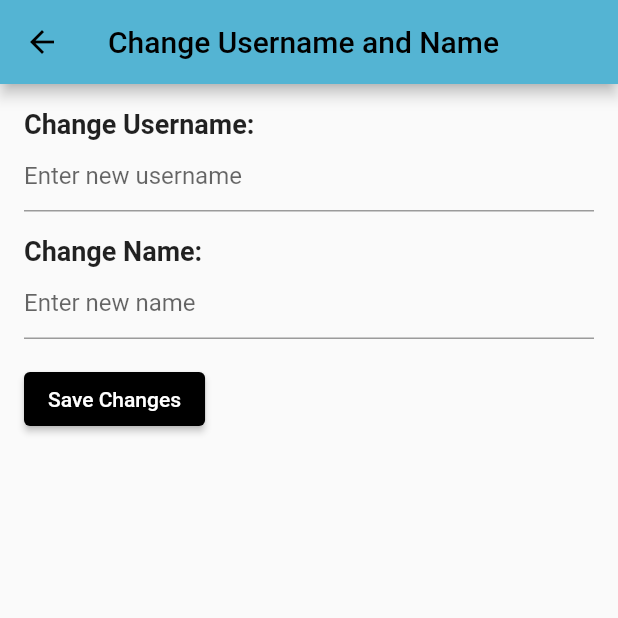
After one commit to Srikar-D-Palmite/EduClip, a Flutter app: the ChangeUsernamePage screen opened directly, after a tap on "Save Changes", on a phone screen of 412 x 824 dp, the top half of it. The commit adds this screen. Run offline on Flutter 3.47's test engine with Material 2 defaults, Android fonts, the phone set to English and light mode, and no system bars; our stand-ins replace cloud_firestore, firebase_auth, firebase_core, google_sign_in, video_player; accounts and stored records are empty.

Commit message:
Change username ui

```diff
--- /dev/null
+++ b/lib/change_username_page.dart
@@ -0,0 +1,156 @@
+import 'package:flutter/material.dart';
+import 'package:firebase_auth/firebase_auth.dart';
+import 'package:cloud_firestore/cloud_firestore.dart';
+
+class ChangeUsernamePage extends StatefulWidget {
+  const ChangeUsernamePage({Key? key}) : super(key: key);
+  @override
+  _ChangeUsernamePageState createState() => _ChangeUsernamePageState();
+}
+
+class _ChangeUsernamePageState extends State<ChangeUsernamePage> {
+  String _newUsername = '';
+  String _newName = '';
+  String _errorMessage = '';
+  bool _isLoading =false;
+  final _formKey = GlobalKey<FormState>();
+
+  void _saveChanges(BuildContext context) {
+    final form = _formKey.currentState;
+    if (form!.validate()) {
+      form.save();
+      setState(() {
+         _isLoading = true;
+      });
+           _updateUserInformation();
+         setState(() {
+         _isLoading = false;
+       });
+      Navigator.pop(context, _newUsername);
+    }
+  }
+
+  Future<void> _updateUserInformation() async {
+    try {
+      final user = FirebaseAuth.instance.currentUser;
+      if (user != null) {
+        final userId = user.uid;
+
+        // Check if the new username already exists in Firestore
+        final usernameSnapshot = await FirebaseFirestore.instance
+            .collection('users')
+            .where('username', isEqualTo: _newUsername)
+            .get();
+        if (usernameSnapshot.docs.isNotEmpty) {
+          setState(() {
+            _errorMessage = 'Username already exists';
+          });
+          return; // Exit the function if there's an error
+        }
+
+        // Update the user's username and name in Firestore
+        await FirebaseFirestore.instance.collection('users').doc(userId).update({
+          'username': _newUsername,
+          'Name': _newName,
+        });
+
+        setState(() {
+          _errorMessage = '';
+        });
+        Navigator.of(context).pop(); // Return to the previous page
+      }
+    } catch (e) {
+      setState(() {
+        _errorMessage = 'An error occurred. Please try again later.';
+      });
+    }
+  }
+
+  @override
+  Widget build(BuildContext context) {
+    return Scaffold(
+      appBar: AppBar(
+        title: Text('Change Username and Name',
+            style: TextStyle(
+                color: Theme.of(context).brightness == Brightness.dark
+                    ? Colors.white
+                    : Colors.black)),
+        iconTheme: IconThemeData(
+            color: Theme.of(context).brightness == Brightness.dark
+                ? Colors.white
+                : Colors.black),
+        backgroundColor: Theme.of(context).colorScheme.secondary,
+      ),
+      body: Padding(
+        padding: const EdgeInsets.all(16.0),
+        child: Column(
+          crossAxisAlignment: CrossAxisAlignment.start,
+          children: [
+            const Text(
+              'Change Username:',
+              style: TextStyle(
+                fontSize: 18.0,
+                fontWeight: FontWeight.bold,
+              ),
+            ),
+            TextFormField(
+              onChanged: (value) {
+                setState(() {
+                  _newUsername = value;
+                });
+              },
+              decoration: const InputDecoration(
+                hintText: 'Enter new username',
+              ),
+              validator: (value) {
+                if (value?.isEmpty ?? true) {
+                  return 'Please enter a new username';
+                }
+                return null;
+              },
+            ),
+            const SizedBox(height: 16.0),
+            const Text(
+              'Change Name:',
+              style: TextStyle(
+                fontSize: 18.0,
+                fontWeight: FontWeight.bold,
+              ),
+            ),
+            TextFormField(
+              onChanged: (value) {
+                setState(() {
+                  _newName = value;
+                });
+              },
+              decoration: const InputDecoration(
+                hintText: 'Enter new name',
+              ),
+              validator: (value) {
+                if (value?.isEmpty ?? true) {
+                  return 'Please enter a new name';
+                }
+                return null;
+              },
+            ),
+            const SizedBox(height: 16.0),
+            ElevatedButton(
+               key: const Key('saveChangesButton'),
+              onPressed: () => _saveChanges(context),
+              style: ElevatedButton.styleFrom(
+                 backgroundColor: Colors.black, // Background color
+                ),
+              child: const Text('Save Changes'),
+
+            ),
+            if (_errorMessage.isNotEmpty)
+              Text(
+                _errorMessage,
+                style: const TextStyle(color: Colors.red),
+              ),
+          ],
+        ),
+      ),
+    );
+  }
+}
--- a/lib/settings.dart
+++ b/lib/settings.dart
@@ -1,9 +1,10 @@
+import 'change_username_page.dart';
 import 'package:flutter/material.dart';
 import 'main.dart';
 import 'package:firebase_auth/firebase_auth.dart';
-import 'change_password.dart';
 
 class SettingsPage extends StatefulWidget {
+  const SettingsPage({Key? key}) : super(key: key);
   @override
   _SettingsPageState createState() => _SettingsPageState();
 }
@@ -86,13 +87,20 @@ class _SettingsPageState extends State<SettingsPage> {
             ),
           ),
           ListTile(
-            title: Text('Change Password'),
+            title: const Text('Change Password'),
+            onTap: () {},
+          ),
+          ListTile(
+            title: const Text('Change Username and Name'),
             onTap: () {
-              Navigator.of(context).pushReplacementNamed('/change');
+              Navigator.push(
+                context,
+                MaterialPageRoute(builder: (context) => ChangeUsernamePage()),
+              );
             },
           ),
           ListTile(
-            title: Text('Logout'),
+            title: const Text('Logout'),
             onTap: () {
               _logout(context);
             },
@@ -122,6 +130,23 @@ class _SettingsPageState extends State<SettingsPage> {
     }
   }
 }
+//  void _navigateToChangeUsernamePage(BuildContext context) async {
+//     final result = await Navigator.push(
+//       context,
+//       MaterialPageRoute(
+//         builder: (context) => ChangeUsernamePage(
+//           initialUsername: _username,
+//         ),
+//       ),
+//     );
+
+//     if (result != null && result is String) {
+//       setState(() {
+//         _username = result;
+//       });
+//     }
+//   }
+// }
 
 class Settings {
   late bool notificationsEnabled;
@@ -151,7 +176,7 @@ class SettingsProvider extends InheritedWidget {
   final Settings settings;
   final Function(Settings) updateSettings;
 
-  SettingsProvider({
+  const SettingsProvider({
     Key? key,
     required Widget child,
     required this.settings,
```
